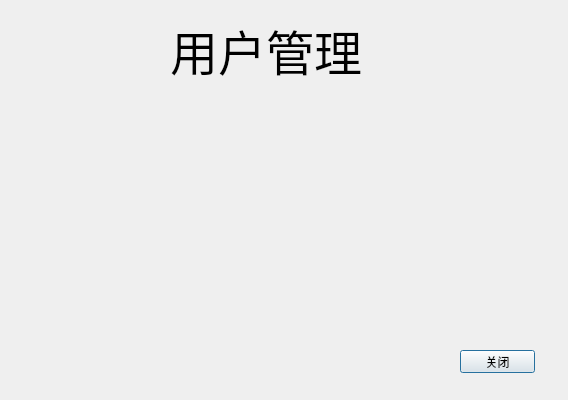
The window that pyqt/06QtLearning/main.ui (HBU/Jupyter) describes before a commit, drawn with Qt 5.
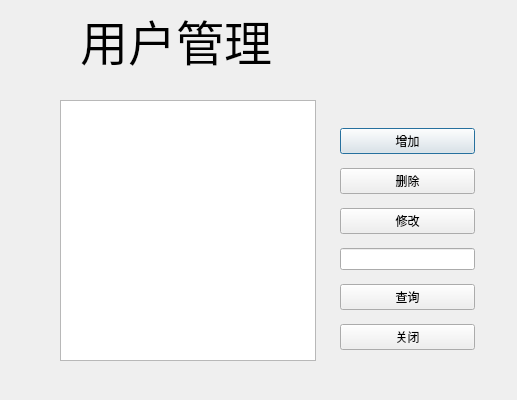
The same window after the commit.

Diff of the .ui file:
```diff
--- a/pyqt/06QtLearning/main.ui
+++ b/pyqt/06QtLearning/main.ui
@@ -6,31 +6,18 @@
    <rect>
     <x>0</x>
     <y>0</y>
-    <width>568</width>
+    <width>517</width>
     <height>400</height>
    </rect>
   </property>
   <property name="windowTitle">
    <string>Dialog</string>
   </property>
-  <widget class="QPushButton" name="pushButton">
-   <property name="geometry">
-    <rect>
-     <x>460</x>
-     <y>350</y>
-     <width>75</width>
-     <height>23</height>
-    </rect>
-   </property>
-   <property name="text">
-    <string>关闭</string>
-   </property>
-  </widget>
   <widget class="QLabel" name="label">
    <property name="geometry">
     <rect>
-     <x>170</x>
-     <y>20</y>
+     <x>80</x>
+     <y>10</y>
      <width>211</width>
      <height>61</height>
     </rect>
@@ -45,6 +32,66 @@
     <string>用户管理</string>
    </property>
   </widget>
+  <widget class="QTableView" name="tableView">
+   <property name="geometry">
+    <rect>
+     <x>60</x>
+     <y>100</y>
+     <width>256</width>
+     <height>261</height>
+    </rect>
+   </property>
+  </widget>
+  <widget class="QWidget" name="">
+   <property name="geometry">
+    <rect>
+     <x>340</x>
+     <y>120</y>
+     <width>135</width>
+     <height>241</height>
+    </rect>
+   </property>
+   <layout class="QVBoxLayout" name="verticalLayout">
+    <item>
+     <widget class="QPushButton" name="pushButton_2">
+      <property name="text">
+       <string>增加</string>
+      </property>
+     </widget>
+    </item>
+    <item>
+     <widget class="QPushButton" name="pushButton_3">
+      <property name="text">
+       <string>删除</string>
+      </property>
+     </widget>
+    </item>
+    <item>
+     <widget class="QPushButton" name="pushButton_4">
+      <property name="text">
+       <string>修改</string>
+      </property>
+     </widget>
+    </item>
+    <item>
+     <widget class="QLineEdit" name="lineEdit"/>
+    </item>
+    <item>
+     <widget class="QPushButton" name="pushButton_5">
+      <property name="text">
+       <string>查询</string>
+      </property>
+     </widget>
+    </item>
+    <item>
+     <widget class="QPushButton" name="pushButton">
+      <property name="text">
+       <string>关闭</string>
+      </property>
+     </widget>
+    </item>
+   </layout>
+  </widget>
  </widget>
  <resources/>
  <connections>
```
Left out of the diff: 72 changed lines with no effect on the pictures.
